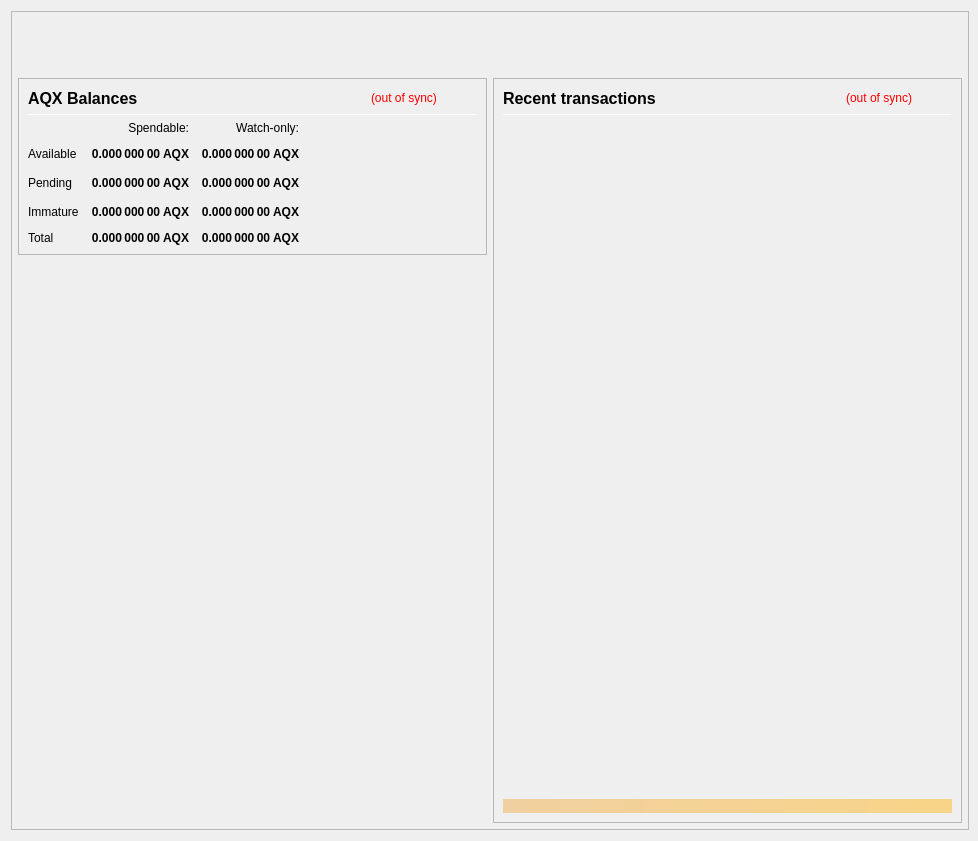
aquilacoin/AquilaX, file src/qt/forms/overviewpage.ui: the form before one commit.
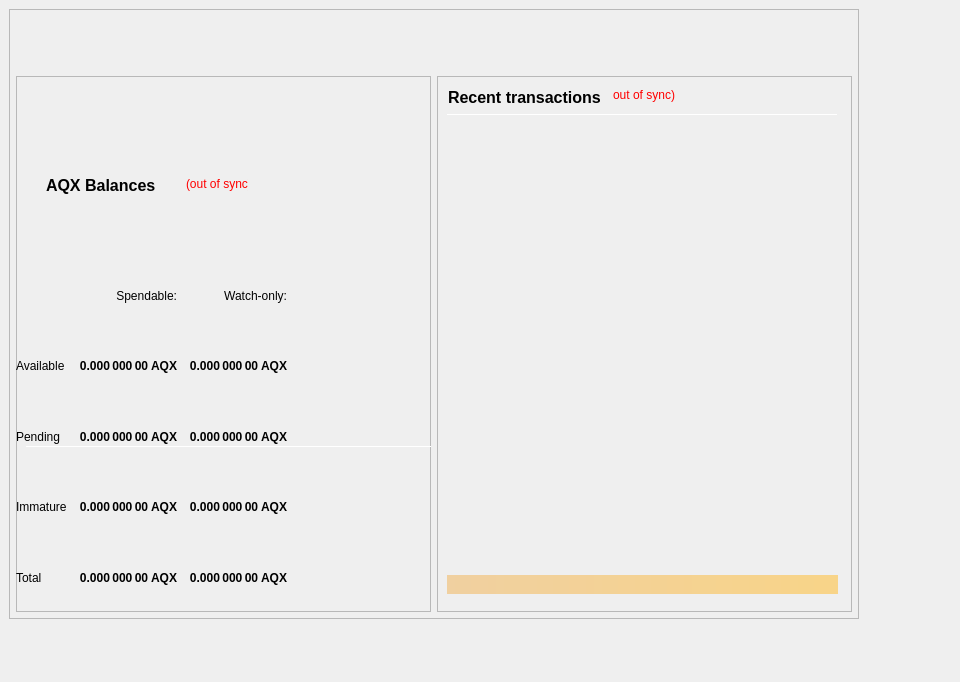
The form after the commit.

Commit message: Overview page ui / css file changes

The edit to the form file:
```diff
--- a/src/qt/forms/overviewpage.ui
+++ b/src/qt/forms/overviewpage.ui
@@ -6,8 +6,8 @@
    <rect>
     <x>0</x>
     <y>0</y>
-    <width>978</width>
-    <height>841</height>
+    <width>960</width>
+    <height>682</height>
    </rect>
   </property>
   <property name="minimumSize">
@@ -25,12 +25,15 @@
   <property name="windowTitle">
    <string>Form</string>
   </property>
-  <layout class="QVBoxLayout" name="topLayout" stretch="0">
-   <property name="rightMargin">
-    <number>9</number>
-   </property>
-   <item>
     <widget class="QFrame" name="frame_BG">
+   <property name="geometry">
+    <rect>
+     <x>9</x>
+     <y>9</y>
+     <width>850</width>
+     <height>610</height>
+    </rect>
+   </property>
      <property name="minimumSize">
       <size>
        <width>850</width>
@@ -92,7 +95,7 @@
             <number>0</number>
            </property>
            <item>
-            <layout class="QHBoxLayout" name="horizontalLayout_Header" stretch="1,0">
+          <layout class="QHBoxLayout" name="horizontalLayout_Header" stretch="0,0">
              <property name="spacing">
               <number>6</number>
              </property>
@@ -162,7 +165,7 @@
               <number>6</number>
              </property>
              <item>
-              <layout class="QVBoxLayout" name="verticalLayout_left" stretch="0,0">
+            <layout class="QVBoxLayout" name="verticalLayout_left" stretch="0">
                <item>
                 <widget class="QFrame" name="frameBalances">
                  <property name="frameShape">
@@ -171,68 +174,15 @@
                  <property name="frameShadow">
                   <enum>QFrame::Raised</enum>
                  </property>
-                 <layout class="QVBoxLayout" name="verticalLayout_4">
-                  <item>
-                   <layout class="QHBoxLayout" name="hlBalancesHeader" stretch="2,0,0">
-                    <property name="spacing">
-                     <number>6</number>
-                    </property>
-                    <item>
-                     <widget class="QLabel" name="labelBalances">
-                      <property name="minimumSize">
-                       <size>
-                        <width>0</width>
-                        <height>0</height>
-                       </size>
-                      </property>
-                      <property name="font">
-                       <font>
-                        <pointsize>12</pointsize>
-                        <weight>75</weight>
-                        <bold>true</bold>
-                       </font>
-                      </property>
-                      <property name="text">
-                       <string>AQX Balances</string>
-                      </property>
-                     </widget>
-                    </item>
-                    <item>
-                     <widget class="QLabel" name="labelWalletStatus">
-                      <property name="cursor">
-                       <cursorShape>WhatsThisCursor</cursorShape>
-                      </property>
-                      <property name="toolTip">
-                       <string>The displayed information may be out of date. Your wallet automatically synchronizes with the Aquila network after a connection is established, but this process has not completed yet.</string>
-                      </property>
-                      <property name="styleSheet">
-                       <string notr="true">QLabel { color: red; }</string>
-                      </property>
-                      <property name="text">
-                       <string notr="true">(out of sync)</string>
-                      </property>
-                      <property name="alignment">
-                       <set>Qt::AlignLeading|Qt::AlignLeft|Qt::AlignVCenter</set>
-                      </property>
-                     </widget>
-                    </item>
-                    <item>
-                     <spacer name="hsBalancesHeader">
-                      <property name="orientation">
-                       <enum>Qt::Horizontal</enum>
-                      </property>
-                      <property name="sizeHint" stdset="0">
-                       <size>
-                        <width>40</width>
-                        <height>20</height>
-                       </size>
-                      </property>
-                     </spacer>
-                    </item>
-                   </layout>
-                  </item>
-                  <item>
                    <widget class="Line" name="lineBalances">
+                <property name="geometry">
+                 <rect>
+                  <x>10</x>
+                  <y>370</y>
+                  <width>446</width>
+                  <height>1</height>
+                 </rect>
+                </property>
                     <property name="minimumSize">
                      <size>
                       <width>0</width>
@@ -249,8 +199,15 @@
                      <enum>Qt::Horizontal</enum>
                     </property>
                    </widget>
-                  </item>
-                  <item>
+               <widget class="QWidget" name="">
+                <property name="geometry">
+                 <rect>
+                  <x>0</x>
+                  <y>190</y>
+                  <width>411</width>
+                  <height>341</height>
+                 </rect>
+                </property>
                    <layout class="QGridLayout" name="gridLayout">
                     <property name="spacing">
                      <number>12</number>
@@ -529,22 +486,59 @@
                      </widget>
                     </item>
                    </layout>
-                  </item>
-                 </layout>
-                </widget>
-               </item>
-               <item>
-                <spacer name="verticalSpacer">
-                 <property name="orientation">
-                  <enum>Qt::Vertical</enum>
-                 </property>
-                 <property name="sizeHint" stdset="0">
+               </widget>
+               <widget class="QLabel" name="labelWalletStatus">
+                <property name="geometry">
+                 <rect>
+                  <x>170</x>
+                  <y>100</y>
+                  <width>62</width>
+                  <height>16</height>
+                 </rect>
+                </property>
+                <property name="cursor">
+                 <cursorShape>WhatsThisCursor</cursorShape>
+                </property>
+                <property name="toolTip">
+                 <string>The displayed information may be out of date. Your wallet automatically synchronizes with the Aquila network after a connection is established, but this process has not completed yet.</string>
+                </property>
+                <property name="styleSheet">
+                 <string notr="true">QLabel { color: red; }</string>
+                </property>
+                <property name="text">
+                 <string notr="true">(out of sync)</string>
+                </property>
+                <property name="alignment">
+                 <set>Qt::AlignLeading|Qt::AlignLeft|Qt::AlignVCenter</set>
+                </property>
+               </widget>
+               <widget class="QLabel" name="labelBalances">
+                <property name="geometry">
+                 <rect>
+                  <x>30</x>
+                  <y>100</y>
+                  <width>112</width>
+                  <height>19</height>
+                 </rect>
+                </property>
+                <property name="minimumSize">
                   <size>
-                   <width>20</width>
-                   <height>40</height>
-                  </size>
-                 </property>
-                </spacer>
+                  <width>0</width>
+                  <height>0</height>
+                 </size>
+                </property>
+                <property name="font">
+                 <font>
+                  <pointsize>12</pointsize>
+                  <weight>75</weight>
+                  <bold>true</bold>
+                 </font>
+                </property>
+                <property name="text">
+                 <string>AQX Balances</string>
+                </property>
+               </widget>
+              </widget>
                </item>
               </layout>
              </item>
@@ -564,68 +558,15 @@
                  <property name="frameShadow">
                   <enum>QFrame::Raised</enum>
                  </property>
-                 <layout class="QVBoxLayout" name="verticalLayout_1" stretch="0,0,0,0,0">
-                  <item>
-                   <layout class="QHBoxLayout" name="horizontalLayout_2" stretch="2,0,0">
-                    <property name="spacing">
-                     <number>3</number>
-                    </property>
-                    <item>
-                     <widget class="QLabel" name="label_4">
-                      <property name="minimumSize">
-                       <size>
-                        <width>0</width>
-                        <height>20</height>
-                       </size>
-                      </property>
-                      <property name="font">
-                       <font>
-                        <pointsize>12</pointsize>
-                        <weight>75</weight>
-                        <bold>true</bold>
-                       </font>
-                      </property>
-                      <property name="text">
-                       <string>Recent transactions</string>
-                      </property>
-                     </widget>
-                    </item>
-                    <item>
-                     <widget class="QLabel" name="labelTransactionsStatus">
-                      <property name="cursor">
-                       <cursorShape>WhatsThisCursor</cursorShape>
-                      </property>
-                      <property name="toolTip">
-                       <string>The displayed information may be out of date. Your wallet automatically synchronizes with the Aquila network after a connection is established, but this process has not completed yet.</string>
-                      </property>
-                      <property name="styleSheet">
-                       <string notr="true">QLabel { color: red; }</string>
-                      </property>
-                      <property name="text">
-                       <string notr="true">(out of sync)</string>
-                      </property>
-                      <property name="alignment">
-                       <set>Qt::AlignRight|Qt::AlignTrailing|Qt::AlignVCenter</set>
-                      </property>
-                     </widget>
-                    </item>
-                    <item>
-                     <spacer name="horizontalSpacer">
-                      <property name="orientation">
-                       <enum>Qt::Horizontal</enum>
-                      </property>
-                      <property name="sizeHint" stdset="0">
-                       <size>
-                        <width>40</width>
-                        <height>20</height>
-                       </size>
-                      </property>
-                     </spacer>
-                    </item>
-                   </layout>
-                  </item>
-                  <item>
                    <widget class="Line" name="line">
+                <property name="geometry">
+                 <rect>
+                  <x>10</x>
+                  <y>38</y>
+                  <width>391</width>
+                  <height>1</height>
+                 </rect>
+                </property>
                     <property name="minimumSize">
                      <size>
                       <width>0</width>
@@ -642,9 +583,15 @@
                      <enum>Qt::Horizontal</enum>
                     </property>
                    </widget>
-                  </item>
-                  <item>
                    <widget class="QListView" name="listTransactions">
+                <property name="geometry">
+                 <rect>
+                  <x>10</x>
+                  <y>45</y>
+                  <width>256</width>
+                  <height>192</height>
+                 </rect>
+                </property>
                     <property name="minimumSize">
                      <size>
                       <width>0</width>
@@ -667,25 +614,15 @@
                      <enum>QAbstractItemView::NoSelection</enum>
                     </property>
                    </widget>
-                  </item>
-                  <item>
-                   <spacer name="verticalSpacer_2">
-                    <property name="orientation">
-                     <enum>Qt::Vertical</enum>
-                    </property>
-                    <property name="sizeType">
-                     <enum>QSizePolicy::Expanding</enum>
-                    </property>
-                    <property name="sizeHint" stdset="0">
-                     <size>
-                      <width>20</width>
-                      <height>40</height>
-                     </size>
-                    </property>
-                   </spacer>
-                  </item>
-                  <item>
                    <widget class="QLabel" name="labelAlerts">
+                <property name="geometry">
+                 <rect>
+                  <x>10</x>
+                  <y>499</y>
+                  <width>391</width>
+                  <height>19</height>
+                 </rect>
+                </property>
                     <property name="maximumSize">
                      <size>
                       <width>16777215</width>
@@ -705,9 +642,58 @@
                      <number>3</number>
                     </property>
                    </widget>
-                  </item>
-                 </layout>
-                </widget>
+               <widget class="QLabel" name="label_4">
+                <property name="geometry">
+                 <rect>
+                  <x>11</x>
+                  <y>11</y>
+                  <width>162</width>
+                  <height>20</height>
+                 </rect>
+                </property>
+                <property name="minimumSize">
+                 <size>
+                  <width>0</width>
+                  <height>20</height>
+                 </size>
+                </property>
+                <property name="font">
+                 <font>
+                  <pointsize>12</pointsize>
+                  <weight>75</weight>
+                  <bold>true</bold>
+                 </font>
+                </property>
+                <property name="text">
+                 <string>Recent transactions</string>
+                </property>
+               </widget>
+               <widget class="QLabel" name="labelTransactionsStatus">
+                <property name="geometry">
+                 <rect>
+                  <x>176</x>
+                  <y>11</y>
+                  <width>62</width>
+                  <height>16</height>
+                 </rect>
+                </property>
+                <property name="cursor">
+                 <cursorShape>WhatsThisCursor</cursorShape>
+                </property>
+                <property name="toolTip">
+                 <string>The displayed information may be out of date. Your wallet automatically synchronizes with the Aquila network after a connection is established, but this process has not completed yet.</string>
+                </property>
+                <property name="styleSheet">
+                 <string notr="true">QLabel { color: red; }</string>
+                </property>
+                <property name="text">
+                 <string notr="true">(out of sync)</string>
+                </property>
+                <property name="alignment">
+                 <set>Qt::AlignRight|Qt::AlignTrailing|Qt::AlignVCenter</set>
+                </property>
+               </widget>
+              </widget>
                </item>
               </layout>
              </item>
@@ -720,8 +706,6 @@
       </item>
      </layout>
     </widget>
-   </item>
-  </layout>
  </widget>
  <resources/>
  <connections/>
```
Lines whose indentation alone changed are shown as unchanged. The commit also changes 1 other file.
